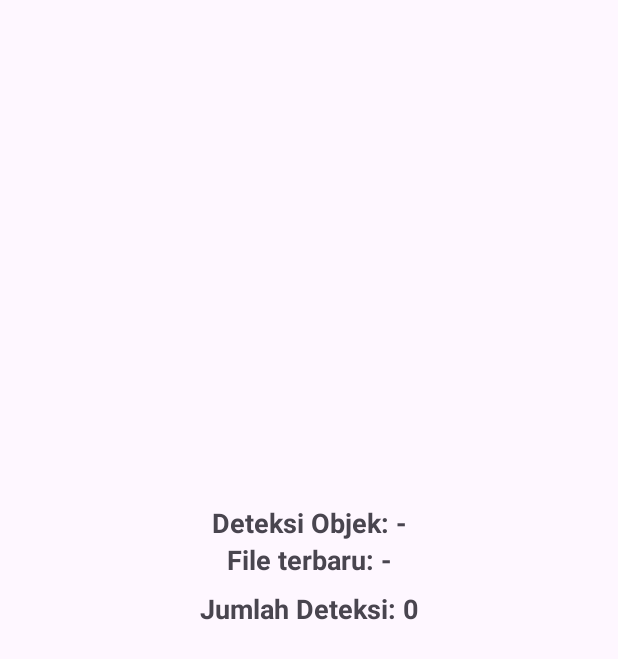
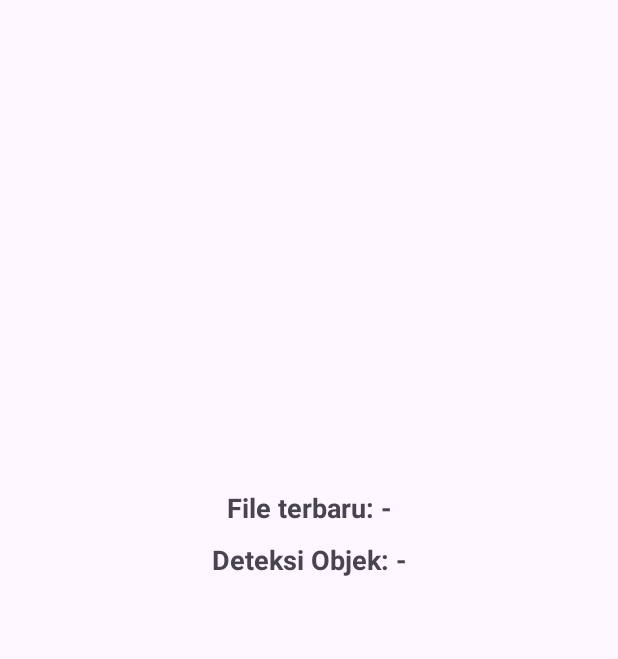
Before and after one commit to fitriyaanggrayni/DetectorApps, an Android app: the GambarActivity screen opened directly, with no data from a screen before it, on a phone screen of 412 x 824 dp. Shown: the top 659 px of the screen. Run offline under Robolectric (Android 15) with nearby library versions, the phone set to English and light mode, and no system bars; libraries missing offline, so code that uses them is left out: org.tensorflow.lite; pictures from the network do not load; 1 statement that could not run was skipped.

```diff
--- a/app/src/main/res/layout/activity_gambar.xml
+++ b/app/src/main/res/layout/activity_gambar.xml
@@ -18,6 +18,15 @@
             android:layout_marginTop="10dp" />
 
         <TextView
+            android:id="@+id/txtFileName"
+            android:layout_width="wrap_content"
+            android:layout_height="wrap_content"
+            android:text="File terbaru: -"
+            android:textSize="18sp"
+            android:textStyle="bold"
+            android:textAlignment="center" />
+
+        <TextView
             android:id="@+id/txtDetectionResult"
             android:layout_width="wrap_content"
             android:layout_height="wrap_content"
@@ -27,23 +36,5 @@
             android:layout_marginTop="10dp"
             android:textAlignment="center"/>
 
-        <TextView
-            android:id="@+id/txtFileName"
-            android:layout_width="wrap_content"
-            android:layout_height="wrap_content"
-            android:text="File terbaru: -"
-            android:textSize="18sp"
-            android:textStyle="bold"
-            android:textAlignment="center" />
-
-        <TextView
-            android:id="@+id/txtJumlahDeteksi"
-            android:layout_width="wrap_content"
-            android:layout_height="wrap_content"
-            android:text="Jumlah Deteksi: 0"
-            android:textSize="18sp"
-            android:textStyle="bold"
-            android:layout_marginTop="8dp"/>
-
     </LinearLayout>
 </ScrollView>
```
